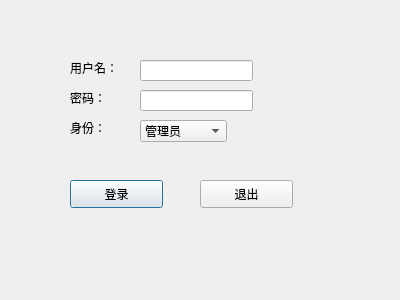
First picture: the form in logindialog.ui, repository ZzzAmy/bookstore, before the edit.
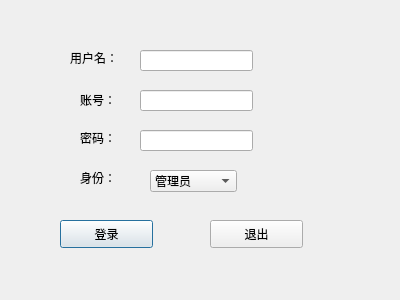
Second picture: the form after the edit.

What changed in the file:
```diff
--- a/logindialog.ui
+++ b/logindialog.ui
@@ -17,7 +17,7 @@
    <property name="geometry">
     <rect>
      <x>70</x>
-     <y>60</y>
+     <y>50</y>
      <width>72</width>
      <height>15</height>
     </rect>
@@ -29,8 +29,8 @@
   <widget class="QLabel" name="label_2">
    <property name="geometry">
     <rect>
-     <x>70</x>
-     <y>90</y>
+     <x>80</x>
+     <y>130</y>
      <width>72</width>
      <height>15</height>
     </rect>
@@ -42,8 +42,8 @@
   <widget class="QLabel" name="label_3">
    <property name="geometry">
     <rect>
-     <x>70</x>
-     <y>120</y>
+     <x>80</x>
+     <y>170</y>
      <width>72</width>
      <height>15</height>
     </rect>
@@ -56,7 +56,7 @@
    <property name="geometry">
     <rect>
      <x>140</x>
-     <y>60</y>
+     <y>90</y>
      <width>113</width>
      <height>21</height>
     </rect>
@@ -66,7 +66,7 @@
    <property name="geometry">
     <rect>
      <x>140</x>
-     <y>90</y>
+     <y>130</y>
      <width>113</width>
      <height>21</height>
     </rect>
@@ -75,8 +75,8 @@
   <widget class="QComboBox" name="comboBox">
    <property name="geometry">
     <rect>
-     <x>140</x>
-     <y>120</y>
+     <x>150</x>
+     <y>170</y>
      <width>87</width>
      <height>22</height>
     </rect>
@@ -95,8 +95,8 @@
   <widget class="QPushButton" name="loginBtn">
    <property name="geometry">
     <rect>
-     <x>70</x>
-     <y>180</y>
+     <x>60</x>
+     <y>220</y>
      <width>93</width>
      <height>28</height>
     </rect>
@@ -108,8 +108,8 @@
   <widget class="QPushButton" name="exitBtn">
    <property name="geometry">
     <rect>
-     <x>200</x>
-     <y>180</y>
+     <x>210</x>
+     <y>220</y>
      <width>93</width>
      <height>28</height>
     </rect>
@@ -118,6 +118,29 @@
     <string>退出</string>
    </property>
   </widget>
+  <widget class="QLabel" name="label_4">
+   <property name="geometry">
+    <rect>
+     <x>80</x>
+     <y>90</y>
+     <width>51</width>
+     <height>20</height>
+    </rect>
+   </property>
+   <property name="text">
+    <string>账号：</string>
+   </property>
+  </widget>
+  <widget class="QLineEdit" name="usrlineEdit">
+   <property name="geometry">
+    <rect>
+     <x>140</x>
+     <y>50</y>
+     <width>113</width>
+     <height>21</height>
+    </rect>
+   </property>
+  </widget>
  </widget>
  <resources/>
  <connections>
```
Left out of the diff: 2 changed lines with no effect on the pictures.
